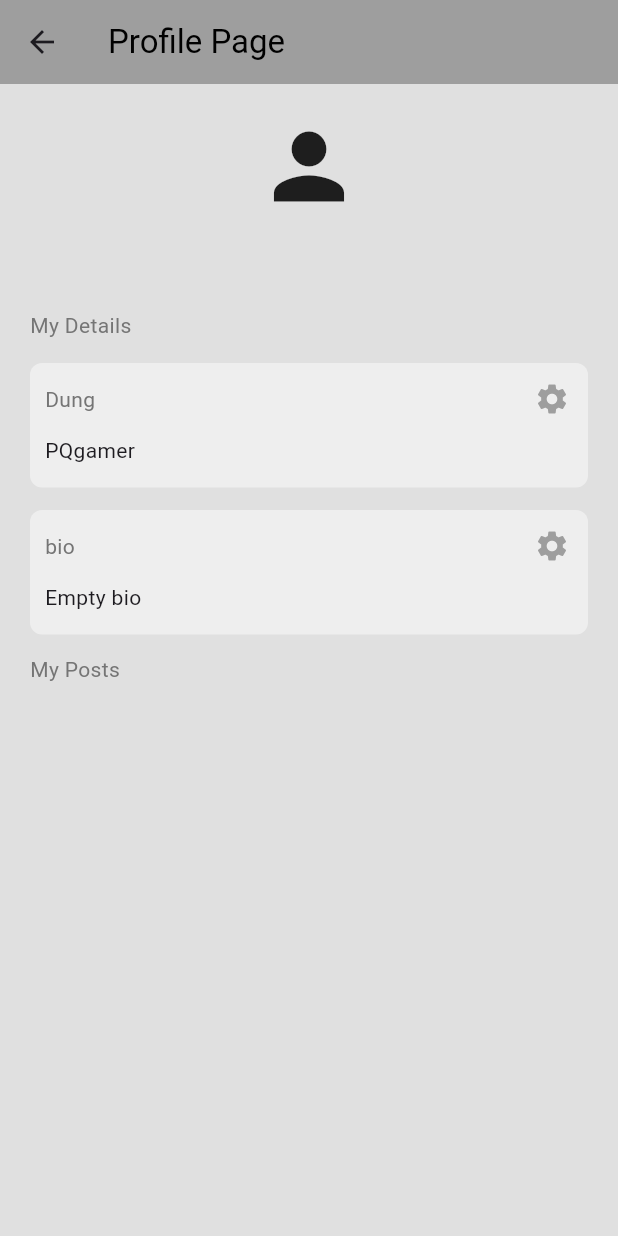
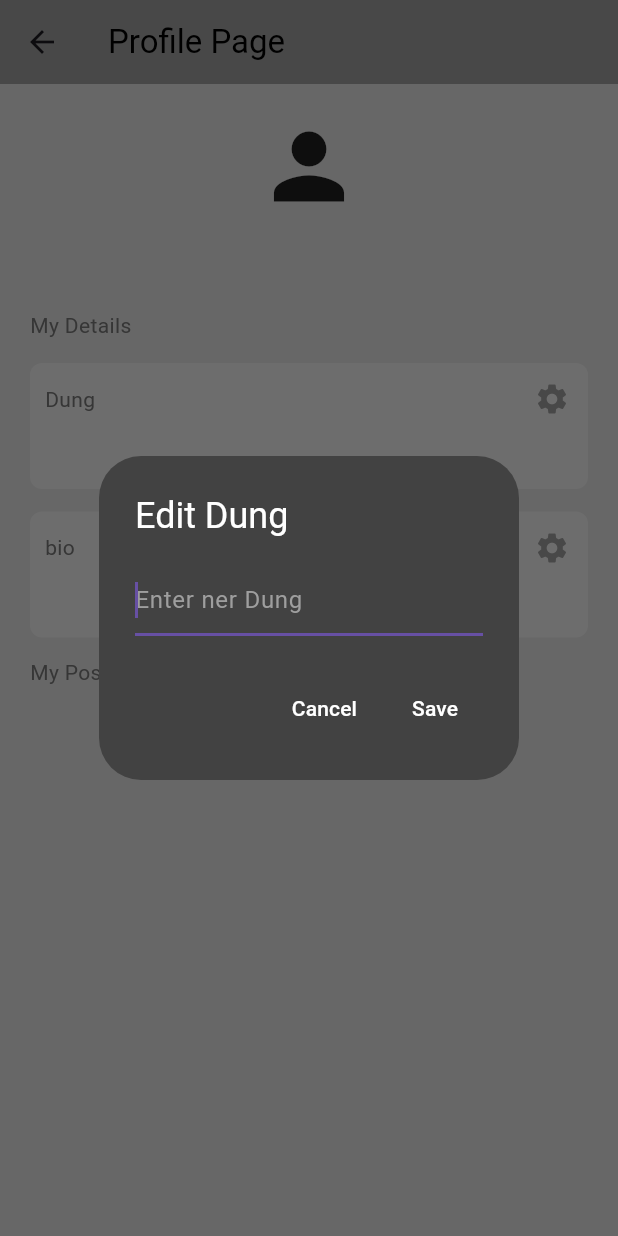
Before and after one commit to dungpqph36230/Media_app, a Flutter app: the ProfilePage screen opened directly, after a tap on the "settings" icon, on a phone screen of 412 x 824 dp. Run offline on Flutter 3.47's test engine with Material 3 defaults, Android fonts, the phone set to English and light mode, and no system bars; our stand-ins replace cloud_firestore, firebase_auth, firebase_core; accounts and stored records are empty.

```diff
--- a/lib/pages/profile_page.dart
+++ b/lib/pages/profile_page.dart
@@ -1,3 +1,4 @@
+import 'package:cloud_firestore/cloud_firestore.dart';
 import 'package:firebase_app/components/text_box.dart';
 import 'package:firebase_auth/firebase_auth.dart';
 import 'package:flutter/material.dart';
@@ -11,8 +12,52 @@ class ProfilePage extends StatefulWidget {
 
 class _ProfilePageState extends State<ProfilePage> {
   final currenUser = FirebaseAuth.instance.currentUser!;
+  final usersCollection = FirebaseFirestore.instance.collection("Users");
 
-  Future<void> editField(String field) async {}
+  Future<void> editField(String field) async {
+    String newValue = "";
+    await showDialog(
+      context: context,
+      builder: (context) => AlertDialog(
+        backgroundColor: Colors.grey[800],
+        title: Text(
+          "Edit $field",
+          style: const TextStyle(color: Colors.white),
+        ),
+        content: TextField(
+          autofocus: true,
+          style: TextStyle(color: Colors.white),
+          decoration: InputDecoration(
+            hintText: "Enter ner $field",
+            hintStyle: TextStyle(color: Colors.grey),
+          ),
+          onChanged: (value) {
+            newValue = value;
+          },
+        ),
+        actions: [
+          TextButton(
+            child: Text(
+              'Cancel',
+              style: TextStyle(color: Colors.white),
+            ),
+            onPressed: () => Navigator.pop(context),
+          ),
+          TextButton(
+            child: Text(
+              'Save',
+              style: TextStyle(color: Colors.white),
+            ),
+            onPressed: () => Navigator.of(context).pop(newValue),
+          ),
+        ],
+      ),
+    );
+    if (newValue.trim().length > 0) {
+      await usersCollection.doc(currenUser.email).update({field: newValue});
+    }
+  }
+
   @override
   Widget build(BuildContext context) {
     return Scaffold(
@@ -24,12 +69,21 @@ class _ProfilePageState extends State<ProfilePage> {
             style: TextStyle(color: Colors.black),
           ),
         ),
-      body: ListView(
+        body: StreamBuilder<DocumentSnapshot>(
+          stream: FirebaseFirestore.instance
+              .collection("Users")
+              .doc(currenUser.email)
+              .snapshots(),
+          builder: (context, snapshot) {
+            if (snapshot.hasData) {
+              final userData = snapshot.data!.data() as Map<String, dynamic>;
+
+              return ListView(
                 children: [
                   const SizedBox(
                     height: 20,
                   ),
-          Icon(
+                  const Icon(
                     Icons.person,
                     size: 70,
                   ),
@@ -49,12 +103,12 @@ class _ProfilePageState extends State<ProfilePage> {
                     ),
                   ),
                   MyTextBox(
-            text: 'PQgamer',
+                    text: userData['username'],
                     sectionName: 'Dung',
                     onPressed: () => editField('Dung'),
                   ),
                   MyTextBox(
-            text: 'Empty bio',
+                    text: userData['bio'],
                     sectionName: 'bio',
                     onPressed: () => editField('bio'),
                   ),
@@ -69,7 +123,17 @@ class _ProfilePageState extends State<ProfilePage> {
                     ),
                   ),
                 ],
-      ),
+              );
+            } else if (snapshot.hasError) {
+              return Center(
+                child: Text('Error${snapshot.error}'),
               );
             }
+
+            return const Center(
+              child: CircularProgressIndicator(),
+            );
+          },
+        ));
   }
+}
--- a/lib/pages/register_page.dart
+++ b/lib/pages/register_page.dart
@@ -1,3 +1,4 @@
+import 'package:cloud_firestore/cloud_firestore.dart';
 import 'package:firebase_app/components/button.dart';
 import 'package:firebase_app/components/text_field.dart';
 import 'package:firebase_auth/firebase_auth.dart';
@@ -29,9 +30,18 @@ class _RegisterPageState extends State<RegisterPage> {
     }
 
     try {
-      await FirebaseAuth.instance.createUserWithEmailAndPassword(
-          email: emailTextController.text,
-          password: passwordTextController.text);
+      UserCredential userCredential = await FirebaseAuth.instance
+          .createUserWithEmailAndPassword(
+              email: emailTextController.text,
+              password: passwordTextController.text);
+
+      FirebaseFirestore.instance
+          .collection("Users")
+          .doc(userCredential.user!.email)
+          .set({
+        'username': emailTextController.text.split('@')[0],
+        'bio': 'Empty bio...'
+      });
       if (context.mounted) Navigator.pop(context);
     } on FirebaseAuthException catch (e) {
       Navigator.pop(context);
```
Lines whose indentation alone changed are shown as unchanged.
